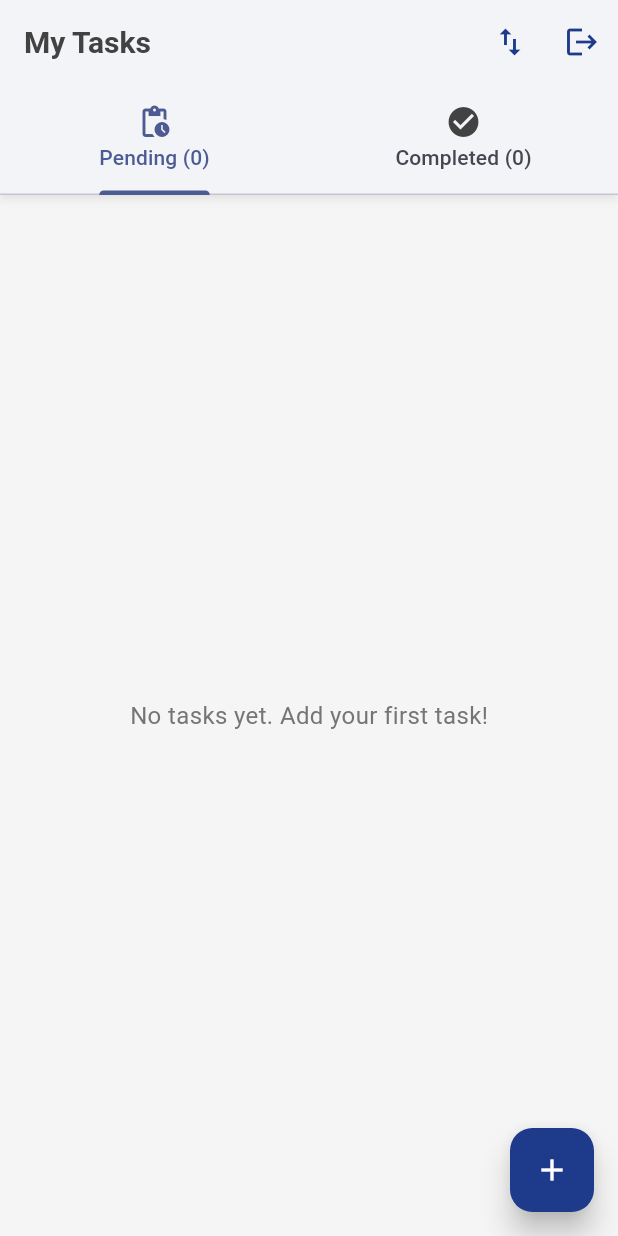
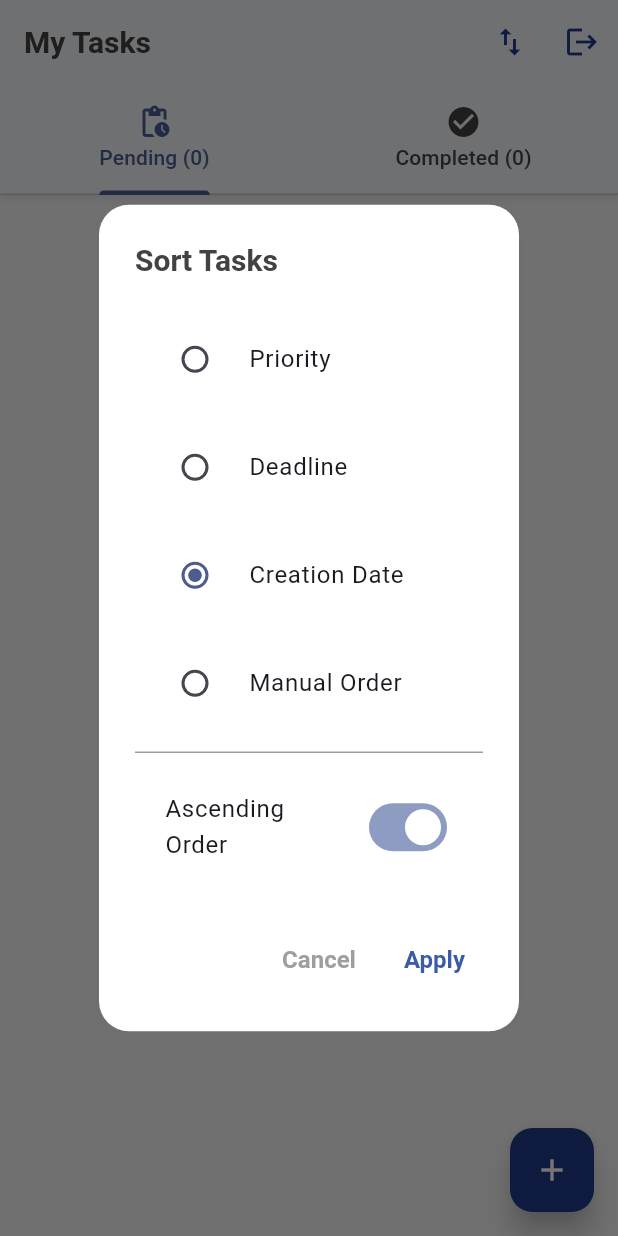
Before and after one commit to SimonDeeb1401/mobile-todo-app, a Flutter app: the TaskListScreen screen opened directly, after a tap on the "swap vert" icon, on a phone screen of 412 x 824 dp. Run offline on Flutter 3.47's test engine with Material 3 defaults, Android fonts, the phone set to English and light mode, and no system bars; our stand-ins replace flutter_secure_storage; accounts and stored records are empty; network calls fail.

Commit message:
tasks get successfully sorted according to deadline, but the sorting according to priority is done lexicographigally (which isn't correct). TasksScreen only gets the updated sorted tasks after logging out and then loggin in again

```diff
--- a/task_mate/lib/screens/tasks_screen.dart
+++ b/task_mate/lib/screens/tasks_screen.dart
@@ -1,5 +1,6 @@
 import 'package:flutter/material.dart';
 import 'package:provider/provider.dart';
+import 'package:task_mate/providers/user_provider.dart';
 import 'package:task_mate/services/api_service.dart';
 import 'add_task.dart';
 import '../providers/task_provider.dart';
@@ -24,6 +25,11 @@ class _TaskListScreenState extends State<TaskListScreen> with SingleTickerProvid
     WidgetsBinding.instance.addPostFrameCallback((_) {
       Provider.of<TaskProvider>(context, listen: false).fetchTasks();
     });
+
+    // Listen for changes in sort preference and refetch tasks
+    // Provider.of<UserProvider>(context, listen: false).addListener(() {
+    //   Provider.of<TaskProvider>(context, listen: false).fetchTasks();
+    // });
   }
 
   @override
@@ -194,14 +200,99 @@ class _TaskListScreenState extends State<TaskListScreen> with SingleTickerProvid
     );
   }
 
+  void _showSortDialog(BuildContext context, String currentSort, bool isAscending) {
+  showDialog(
+    context: context,
+    builder: (context) {
+      String selectedSort = currentSort;
+      bool ascending = isAscending;
+
+      return AlertDialog(
+        title: const Text("Sort Tasks"),
+        content: StatefulBuilder(
+          builder: (context, setState) {
+            return Column(
+              mainAxisSize: MainAxisSize.min,
+              children: [
+                RadioListTile<String>(
+                  title: const Text("Priority"),
+                  value: "priority",
+                  groupValue: selectedSort,
+                  onChanged: (value) {
+                    setState(() => selectedSort = value!);
+                  },
+                ),
+                RadioListTile<String>(
+                  title: const Text("Deadline"),
+                  value: "deadline",
+                  groupValue: selectedSort,
+                  onChanged: (value) {
+                    setState(() => selectedSort = value!);
+                  },
+                ),
+                RadioListTile<String>(
+                  title: const Text("Creation Date"),
+                  value: "createdAt",
+                  groupValue: selectedSort,
+                  onChanged: (value) {
+                    setState(() => selectedSort = value!);
+                  },
+                ),
+                RadioListTile<String>(
+                  title: const Text("Manual Order"),
+                  value: "manual",
+                  groupValue: selectedSort,
+                  onChanged: (value) {
+                    setState(() => selectedSort = value!);
+                  },
+                ),
+
+                const Divider(),
+
+                SwitchListTile(
+                  title: const Text("Ascending Order"),
+                  value: ascending,
+                  onChanged: (value) {
+                    setState(() => ascending = value);
+                  },
+                ),
+              ],
+            );
+          },
+        ),
+        actions: [
+          TextButton(
+            child: const Text("Cancel", style: TextStyle(color: Colors.grey)),
+            onPressed: () => Navigator.of(context).pop(),
+          ),
+          TextButton(
+            child: const Text("Apply"),
+            onPressed: () async{
+              // Call your API to update user preference
+              //await ApiService.updateSortPreference(selectedSort, ascending ? "asc" : "desc");
+              Provider.of<UserProvider>(context, listen: false).updateSortPreference(selectedSort, ascending ? "asc" : "desc");
+              // Refetch tasks with new sort order
+              await Provider.of<TaskProvider>(context, listen: false).fetchTasks();
+              Navigator.of(context).pop();
+            },
+          ),
+        ],
+      );
+    },
+  );
+}
+
+
   @override
   Widget build(BuildContext context) {
-    return Consumer<TaskProvider>(
-      builder: (context, taskProvider, child) {
+    return Consumer2<UserProvider, TaskProvider>(
+      builder: (context, userProvider, taskProvider, child) {
         // Filter tasks into completed and incomplete
         final incompleteTasks = taskProvider.tasks.where((task) => !(task['completed'] ?? false)).cast<Map<String, dynamic>>().toList();
         final completedTasks = taskProvider.tasks.where((task) => task['completed'] ?? false).cast<Map<String, dynamic>>().toList();
 
+        final currentSort = userProvider.mode;
+        final isAscending = userProvider.order == "asc";
         return Scaffold(
           appBar: AppBar(
             title: const Text('My Tasks'),
@@ -211,7 +302,7 @@ class _TaskListScreenState extends State<TaskListScreen> with SingleTickerProvid
                 icon: const Icon(Icons.swap_vert, color: AppColors.primary),
                 onPressed: () {
                   // Open sort/filter dialog
-
+                  _showSortDialog(context, currentSort, isAscending);
                 },
               ),
               IconButton(
```
Also changed, not shown: task_mate/crud_api/serverless.yaml (+7 -0 lines), task_mate/lib/main.dart (+11 -5 lines).
